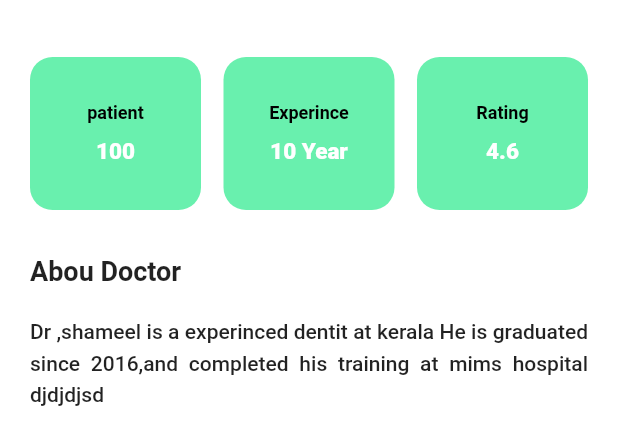
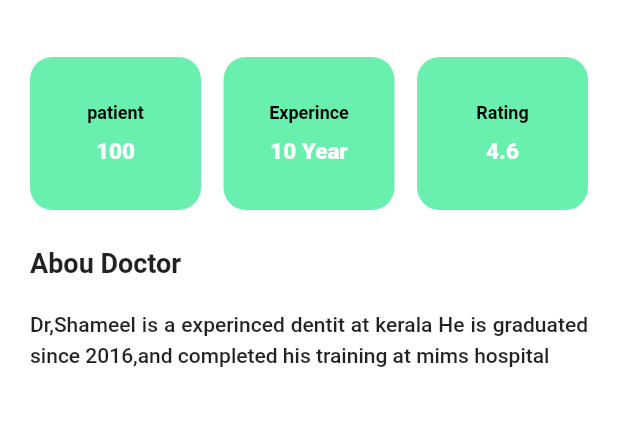
Before and after one commit to shameelvk/doctor_appoinment, a Flutter app: the DetailBody widget shown alone on an empty page, opened directly, on a phone screen of 412 x 824 dp. Shown: the top 445 px of the screen. Run offline on Flutter 3.47's test engine with Material 2 defaults, Android fonts, the phone set to English and light mode, and no system bars; our stand-ins replace font_awesome_flutter; missing offline and left inert: dart:ffi.

Commit message:
added doctor discription

```diff
--- a/lib/Screens/doctor_details.dart
+++ b/lib/Screens/doctor_details.dart
@@ -137,7 +137,7 @@ class DetailBody extends StatelessWidget {
           SizedBox(height: 18),
           DoctorInfo(),
           SizedBox(
-            height: 30,
+            height: 25,
           ),
           Text(
             "Abou Doctor",
@@ -147,7 +147,7 @@ class DetailBody extends StatelessWidget {
             height: 18,
           ),
           Text(
-            "Dr ,shameel is a experinced dentit at kerala He is graduated since 2016,and completed his training at mims hospital djdjdjsd",
+            "Dr,Shameel is a experinced dentit at kerala He is graduated since 2016,and completed his training at mims hospital",
             style: TextStyle(
               fontWeight: FontWeight.w500,
               height: 1.5,
```
Also changed, not shown: pubspec.lock.
